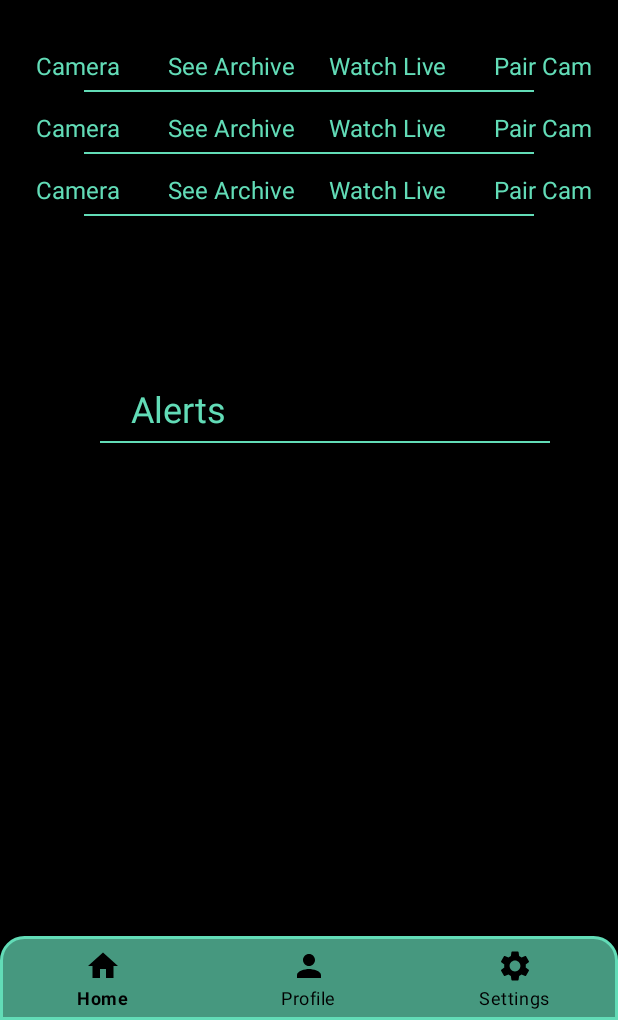
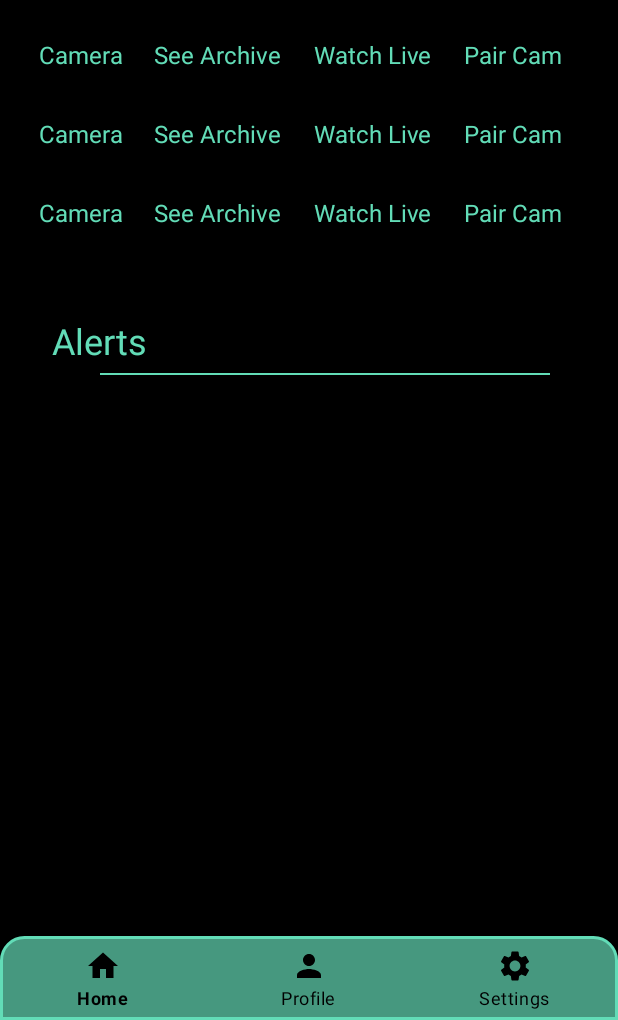
Before and after one commit to baransolmaz/Smart_Security_Systems, an Android app: the HomeActivity screen opened directly, with no data from a screen before it, on a phone screen of 412 x 824 dp, the part 216-1236 px from its top. Run offline under Robolectric (Android 15) with nearby library versions, the phone set to English and light mode, and no system bars.

Commit message:
Save Database

```diff
--- a/app/src/main/java/com/baran/smartsecuritysystems/SignUpActivity.kt
+++ b/app/src/main/java/com/baran/smartsecuritysystems/SignUpActivity.kt
@@ -17,25 +17,28 @@ class SignUpActivity : AppCompatActivity() {
         setContentView(binding.root)
 
         binding.createUserButton.setOnClickListener{
-            val name = binding.signName.text.toString()
-            val surname = binding.signSurname.text.toString()
-            val username = binding.signUsername.text.toString()
-            val pass = binding.signPassword.text.toString()
-            val mail = binding.signMail.text.toString()
-            Toast.makeText(this,"bind ok!"+username,Toast.LENGTH_LONG).show()
-            database=FirebaseDatabase.getInstance().getReference("Users")
-            print("ex")
-            val user=User(name,surname,username,pass,mail)
-            database.child(username).setValue(user).addOnSuccessListener {
+            database=FirebaseDatabase.getInstance("https://smart-security-systems-72f11-default-rtdb.europe-west1.firebasedatabase.app/").reference
+            val user=getValues()
+
+            database.child("Users").child(user.mail.toString()).setValue(user).addOnSuccessListener {
                 binding.signName.text.clear()
                 binding.signSurname.text.clear()
                 binding.signUsername.text.clear()
                 binding.signPassword.text.clear()
                 binding.signMail.text.clear()
-                Toast.makeText(this,"Successfully Saved!",Toast.LENGTH_SHORT).show()
+                Toast.makeText(this,"Successfully Saved!",Toast.LENGTH_LONG).show()
             }.addOnFailureListener{
-                Toast.makeText(this,"Failed!",Toast.LENGTH_SHORT).show()
+                Toast.makeText(this,"Failed!",Toast.LENGTH_LONG).show()
             }
         }
     }
+    private fun getValues(): User {
+        val name = binding.signName.text.toString()
+        val surname = binding.signSurname.text.toString()
+        val username = binding.signUsername.text.toString()
+        val pass = binding.signPassword.text.toString()
+        val mail = binding.signMail.text.toString()
+        //TODO Mail database de var mı diye kontrol et yoksa ekle , varsa tekrar iste*/
+        return User(name,surname,username,pass,mail)
+    }
 }
--- a/app/src/main/java/com/baran/smartsecuritysystems/User.kt
+++ b/app/src/main/java/com/baran/smartsecuritysystems/User.kt
@@ -1,3 +1,5 @@
 package com.baran.smartsecuritysystems
 
-data class User(val firstName : String? = null,val lastName : String? = null,val userName: String? = null,val passWord : String? = null,val mail : String? = null)
+data class User(val firstName : String? = null,val lastName : String? = null,val userName: String? = null,val passWord : String? = null,val mail : String? = null){
+
+}
--- a/app/src/main/res/layout/activity_home.xml
+++ b/app/src/main/res/layout/activity_home.xml
@@ -34,39 +34,6 @@
     </com.google.android.material.bottomnavigation.BottomNavigationView>
 
     <View
-        android:id="@+id/divider_H1"
-        android:layout_width="300dp"
-        android:layout_height="1dp"
-        android:layout_marginTop="60dp"
-        android:background="@color/light_cyan"
-        android:backgroundTint="@color/light_cyan"
-        app:layout_constraintEnd_toEndOf="parent"
-        app:layout_constraintStart_toStartOf="parent"
-        app:layout_constraintTop_toBottomOf="@+id/imageView" />
-
-    <View
-        android:id="@+id/divider_H2"
-        android:layout_width="300dp"
-        android:layout_height="1dp"
-        android:layout_marginTop="40dp"
-        android:background="@color/light_cyan"
-        android:backgroundTint="@color/light_cyan"
-        app:layout_constraintEnd_toEndOf="parent"
-        app:layout_constraintStart_toStartOf="parent"
-        app:layout_constraintTop_toBottomOf="@+id/divider_H1" />
-
-    <View
-        android:id="@+id/divider_H3"
-        android:layout_width="300dp"
-        android:layout_height="1dp"
-        android:layout_marginTop="40dp"
-        android:background="@color/light_cyan"
-        android:backgroundTint="@color/light_cyan"
-        app:layout_constraintEnd_toEndOf="parent"
-        app:layout_constraintStart_toStartOf="parent"
-        app:layout_constraintTop_toBottomOf="@+id/divider_H2" />
-
-    <View
         android:id="@+id/divider_alert"
         android:layout_width="300dp"
         android:layout_height="1dp"
@@ -78,152 +45,274 @@
         app:layout_constraintStart_toStartOf="parent"
         app:layout_constraintTop_toBottomOf="@+id/text_alert" />
 
+    <LinearLayout
+        android:id="@+id/area_allCam"
+        android:layout_width="0dp"
+        android:layout_height="wrap_content"
+        android:layout_marginStart="5dp"
+        android:layout_marginTop="10dp"
+        android:layout_marginEnd="5dp"
+        android:orientation="vertical"
+        app:layout_constraintEnd_toEndOf="parent"
+        app:layout_constraintStart_toStartOf="parent"
+        app:layout_constraintTop_toBottomOf="@+id/imageView">
+
+        <LinearLayout
+            android:id="@+id/area_cam1"
+            android:layout_width="match_parent"
+            android:layout_height="match_parent"
+            android:layout_marginLeft="10dp"
+            android:layout_marginRight="10dp"
+            android:orientation="horizontal">
+
             <TextView
                 android:id="@+id/text_cam1"
                 android:layout_width="wrap_content"
                 android:layout_height="wrap_content"
-        android:layout_marginBottom="5dp"
+                android:layout_marginLeft="10dp"
+                android:layout_marginTop="15dp"
+                android:layout_marginRight="10dp"
+                android:layout_marginBottom="15dp"
                 android:text="@string/str_cam"
                 android:textAlignment="center"
                 android:textColor="@color/light_cyan"
-        android:textSize="16sp"
-        app:layout_constraintBottom_toTopOf="@+id/divider_H1"
-        app:layout_constraintEnd_toStartOf="@+id/divider_left"
-        app:layout_constraintStart_toStartOf="parent" />
+                android:textSize="16sp" />
+
+            <View
+                android:id="@+id/divider6"
+                android:layout_width="1dp"
+                android:layout_height="20dp"
+                android:layout_marginTop="15dp"
+                android:layout_marginBottom="15dp"
+                android:background="?android:attr/listDivider" />
+
+            <TextView
+                android:id="@+id/text_arc1"
+                android:layout_width="wrap_content"
+                android:layout_height="wrap_content"
+                android:layout_marginLeft="10dp"
+                android:layout_marginTop="15dp"
+                android:layout_marginRight="10dp"
+                android:layout_marginBottom="15dp"
+                android:text="@string/str_arch"
+                android:textAlignment="center"
+                android:textColor="@color/light_cyan"
+                android:textSize="16sp" />
+
+            <View
+                android:id="@+id/divider7"
+                android:layout_width="1dp"
+                android:layout_height="20dp"
+                android:layout_marginTop="15dp"
+                android:layout_marginBottom="15dp"
+                android:background="?android:attr/listDivider" />
+
+            <TextView
+                android:id="@+id/text_live1"
+                android:layout_width="wrap_content"
+                android:layout_height="wrap_content"
+                android:layout_marginLeft="10dp"
+                android:layout_marginTop="15dp"
+                android:layout_marginRight="10dp"
+                android:layout_marginBottom="15dp"
+                android:text="@string/str_live"
+                android:textAlignment="center"
+                android:textColor="@color/light_cyan"
+                android:textSize="16sp" />
+
+            <View
+                android:id="@+id/divider8"
+                android:layout_width="1dp"
+                android:layout_height="20dp"
+                android:layout_marginTop="15dp"
+                android:layout_marginBottom="15dp"
+                android:background="?android:attr/listDivider" />
+
+            <TextView
+                android:id="@+id/text_pair1"
+                android:layout_width="wrap_content"
+                android:layout_height="wrap_content"
+                android:layout_marginLeft="10dp"
+                android:layout_marginTop="15dp"
+                android:layout_marginRight="10dp"
+                android:layout_marginBottom="15dp"
+                android:text="@string/str_pair"
+                android:textAlignment="center"
+                android:textColor="@color/light_cyan"
+                android:textSize="16sp" />
+
+        </LinearLayout>
+
+        <LinearLayout
+            android:id="@+id/area_cam2"
+            android:layout_width="match_parent"
+            android:layout_height="match_parent"
+            android:layout_marginLeft="10dp"
+            android:layout_marginRight="10dp"
+            android:orientation="horizontal">
 
             <TextView
                 android:id="@+id/text_cam2"
                 android:layout_width="wrap_content"
                 android:layout_height="wrap_content"
-        android:layout_marginBottom="5dp"
+                android:layout_marginLeft="10dp"
+                android:layout_marginTop="15dp"
+                android:layout_marginRight="10dp"
+                android:layout_marginBottom="15dp"
                 android:text="@string/str_cam"
                 android:textAlignment="center"
                 android:textColor="@color/light_cyan"
-        android:textSize="16sp"
-        app:layout_constraintBottom_toTopOf="@+id/divider_H2"
-        app:layout_constraintEnd_toStartOf="@+id/divider_left"
-        app:layout_constraintStart_toStartOf="parent" />
+                android:textSize="16sp" />
+
+            <View
+                android:id="@+id/divider9"
+                android:layout_width="1dp"
+                android:layout_height="20dp"
+                android:layout_marginTop="15dp"
+                android:layout_marginBottom="15dp"
+                android:background="?android:attr/listDivider" />
+
+            <TextView
+                android:id="@+id/text_arc2"
+                android:layout_width="wrap_content"
+                android:layout_height="wrap_content"
+                android:layout_marginLeft="10dp"
+                android:layout_marginTop="15dp"
+                android:layout_marginRight="10dp"
+                android:layout_marginBottom="15dp"
+                android:text="@string/str_arch"
+                android:textAlignment="center"
+                android:textColor="@color/light_cyan"
+                android:textSize="16sp" />
+
+            <View
+                android:id="@+id/divider10"
+                android:layout_width="1dp"
+                android:layout_height="20dp"
+                android:layout_marginTop="15dp"
+                android:layout_marginBottom="15dp"
+                android:background="?android:attr/listDivider" />
+
+            <TextView
+                android:id="@+id/text_live2"
+                android:layout_width="wrap_content"
+                android:layout_height="wrap_content"
+                android:layout_marginLeft="10dp"
+                android:layout_marginTop="15dp"
+                android:layout_marginRight="10dp"
+                android:layout_marginBottom="15dp"
+                android:text="@string/str_live"
+                android:textAlignment="center"
+                android:textColor="@color/light_cyan"
+                android:textSize="16sp" />
+
+            <View
+                android:id="@+id/divider11"
+                android:layout_width="1dp"
+                android:layout_height="20dp"
+                android:layout_marginTop="15dp"
+                android:layout_marginBottom="15dp"
+                android:background="?android:attr/listDivider" />
+
+            <TextView
+                android:id="@+id/text_pair2"
+                android:layout_width="wrap_content"
+                android:layout_height="wrap_content"
+                android:layout_marginLeft="10dp"
+                android:layout_marginTop="15dp"
+                android:layout_marginRight="10dp"
+                android:layout_marginBottom="15dp"
+                android:text="@string/str_pair"
+                android:textAlignment="center"
+                android:textColor="@color/light_cyan"
+                android:textSize="16sp" />
+        </LinearLayout>
+
+        <LinearLayout
+            android:id="@+id/area_cam3"
+            android:layout_width="match_parent"
+            android:layout_height="match_parent"
+            android:layout_marginLeft="10dp"
+            android:layout_marginRight="10dp"
+            android:orientation="horizontal">
 
             <TextView
                 android:id="@+id/text_cam3"
                 android:layout_width="wrap_content"
                 android:layout_height="wrap_content"
-        android:layout_marginBottom="5dp"
+                android:layout_marginLeft="10dp"
+                android:layout_marginTop="15dp"
+                android:layout_marginRight="10dp"
+                android:layout_marginBottom="15dp"
                 android:text="@string/str_cam"
                 android:textAlignment="center"
                 android:textColor="@color/light_cyan"
-        android:textSize="16sp"
-        app:layout_constraintBottom_toTopOf="@+id/divider_H3"
-        app:layout_constraintEnd_toStartOf="@+id/divider_left"
-        app:layout_constraintStart_toStartOf="parent" />
+                android:textSize="16sp" />
+
+            <View
+                android:id="@+id/divider12"
+                android:layout_width="1dp"
+                android:layout_height="20dp"
+                android:layout_marginTop="15dp"
+                android:layout_marginBottom="15dp"
+                android:background="?android:attr/listDivider" />
 
             <TextView
-        android:id="@+id/text_live1"
+                android:id="@+id/text_arc3"
                 android:layout_width="wrap_content"
                 android:layout_height="wrap_content"
-        android:text="@string/str_live"
+                android:layout_marginLeft="10dp"
+                android:layout_marginTop="15dp"
+                android:layout_marginRight="10dp"
+                android:layout_marginBottom="15dp"
+                android:text="@string/str_arch"
                 android:textAlignment="center"
                 android:textColor="@color/light_cyan"
-        android:textSize="16sp"
-        app:layout_constraintBottom_toBottomOf="@+id/text_arc1"
-        app:layout_constraintEnd_toStartOf="@+id/divider_right"
-        app:layout_constraintStart_toEndOf="@+id/divider_middle" />
+                android:textSize="16sp" />
 
-    <TextView
-        android:id="@+id/text_live2"
-        android:layout_width="wrap_content"
-        android:layout_height="wrap_content"
-        android:text="@string/str_live"
-        android:textAlignment="center"
-        android:textColor="@color/light_cyan"
-        android:textSize="16sp"
-        app:layout_constraintBottom_toBottomOf="@+id/text_arc2"
-        app:layout_constraintEnd_toStartOf="@+id/divider_right"
-        app:layout_constraintStart_toEndOf="@+id/divider_middle" />
+            <View
+                android:id="@+id/divider13"
+                android:layout_width="1dp"
+                android:layout_height="20dp"
+                android:layout_marginTop="15dp"
+                android:layout_marginBottom="15dp"
+                android:background="?android:attr/listDivider" />
 
             <TextView
                 android:id="@+id/text_live3"
                 android:layout_width="wrap_content"
                 android:layout_height="wrap_content"
+                android:layout_marginLeft="10dp"
+                android:layout_marginTop="15dp"
+                android:layout_marginRight="10dp"
+                android:layout_marginBottom="15dp"
                 android:text="@string/str_live"
                 android:textAlignment="center"
                 android:textColor="@color/light_cyan"
-        android:textSize="16sp"
-        app:layout_constraintBottom_toBottomOf="@+id/text_arc3"
-        app:layout_constraintEnd_toStartOf="@+id/divider_right"
-        app:layout_constraintStart_toEndOf="@+id/divider_middle" />
+                android:textSize="16sp" />
 
-    <TextView
-        android:id="@+id/text_arc1"
-        android:layout_width="wrap_content"
-        android:layout_height="wrap_content"
-        android:text="@string/str_arch"
-        android:textAlignment="center"
-        android:textColor="@color/light_cyan"
-        android:textSize="16sp"
-        app:layout_constraintBottom_toBottomOf="@+id/text_cam1"
-        app:layout_constraintEnd_toStartOf="@+id/divider_middle"
-        app:layout_constraintStart_toEndOf="@+id/divider_left" />
-
-    <TextView
-        android:id="@+id/text_arc2"
-        android:layout_width="wrap_content"
-        android:layout_height="wrap_content"
-        android:text="@string/str_arch"
-        android:textAlignment="center"
-        android:textColor="@color/light_cyan"
-        android:textSize="16sp"
-        app:layout_constraintBottom_toBottomOf="@+id/text_cam2"
-        app:layout_constraintEnd_toStartOf="@+id/divider_middle"
-        app:layout_constraintStart_toEndOf="@+id/divider_left" />
-
-    <TextView
-        android:id="@+id/text_arc3"
-        android:layout_width="wrap_content"
-        android:layout_height="wrap_content"
-        android:text="@string/str_arch"
-        android:textAlignment="center"
-        android:textColor="@color/light_cyan"
-        android:textSize="16sp"
-        app:layout_constraintBottom_toBottomOf="@+id/text_cam3"
-        app:layout_constraintEnd_toStartOf="@+id/divider_middle"
-        app:layout_constraintStart_toEndOf="@+id/divider_left" />
+            <View
+                android:id="@+id/divider14"
+                android:layout_width="1dp"
+                android:layout_height="20dp"
+                android:layout_marginTop="15dp"
+                android:layout_marginBottom="15dp"
+                android:background="?android:attr/listDivider" />
 
             <TextView
                 android:id="@+id/text_pair3"
                 android:layout_width="wrap_content"
                 android:layout_height="wrap_content"
+                android:layout_marginLeft="10dp"
+                android:layout_marginTop="15dp"
+                android:layout_marginRight="10dp"
+                android:layout_marginBottom="15dp"
                 android:text="@string/str_pair"
                 android:textAlignment="center"
                 android:textColor="@color/light_cyan"
-        android:textSize="16sp"
-        app:layout_constraintBottom_toBottomOf="@+id/text_live3"
-        app:layout_constraintEnd_toEndOf="parent"
-        app:layout_constraintStart_toEndOf="@+id/divider_right" />
-
-    <TextView
-        android:id="@+id/text_pair2"
-        android:layout_width="wrap_content"
-        android:layout_height="wrap_content"
-        android:text="@string/str_pair"
-        android:textAlignment="center"
-        android:textColor="@color/light_cyan"
-        android:textSize="16sp"
-        app:layout_constraintBottom_toBottomOf="@+id/text_live2"
-        app:layout_constraintEnd_toEndOf="parent"
-        app:layout_constraintStart_toEndOf="@+id/divider_right" />
-
-    <TextView
-        android:id="@+id/text_pair1"
-        android:layout_width="wrap_content"
-        android:layout_height="wrap_content"
-        android:text="@string/str_pair"
-        android:textAlignment="center"
-        android:textColor="@color/light_cyan"
-        android:textSize="16sp"
-        app:layout_constraintBottom_toBottomOf="@+id/text_live1"
-        app:layout_constraintEnd_toEndOf="parent"
-        app:layout_constraintStart_toEndOf="@+id/divider_right" />
+                android:textSize="16sp" />
+        </LinearLayout>
+    </LinearLayout>
 
     <TextView
         android:id="@+id/text_alert"
@@ -235,10 +324,10 @@
         android:textSize="24sp"
         app:layout_constraintBottom_toTopOf="@+id/bottom_nav_bar"
         app:layout_constraintEnd_toEndOf="parent"
-        app:layout_constraintHorizontal_bias="0.25"
+        app:layout_constraintHorizontal_bias="0.1"
         app:layout_constraintStart_toStartOf="parent"
-        app:layout_constraintTop_toBottomOf="@+id/divider_H3"
-        app:layout_constraintVertical_bias="0.25" />
+        app:layout_constraintTop_toBottomOf="@+id/area_allCam"
+        app:layout_constraintVertical_bias="0.1" />
 
     <View
         android:id="@+id/divider_middle"
@@ -268,4 +357,22 @@
         app:layout_constraintEnd_toEndOf="parent"
         app:layout_constraintStart_toEndOf="@+id/divider_middle" />
 
+    <ScrollView
+        android:layout_width="0dp"
+        android:layout_height="0dp"
+        android:layout_marginStart="10dp"
+        android:layout_marginTop="10dp"
+        android:layout_marginEnd="10dp"
+        android:layout_marginBottom="10dp"
+        app:layout_constraintBottom_toTopOf="@+id/bottom_nav_bar"
+        app:layout_constraintEnd_toEndOf="parent"
+        app:layout_constraintStart_toStartOf="parent"
+        app:layout_constraintTop_toBottomOf="@+id/divider_alert">
+
+        <LinearLayout
+            android:layout_width="match_parent"
+            android:layout_height="wrap_content"
+            android:orientation="vertical" />
+    </ScrollView>
+
 </androidx.constraintlayout.widget.ConstraintLayout>
```
Also changed, not shown: app/src/main/AndroidManifest.xml (+14 -0 lines). Lines whose indentation alone changed are shown as unchanged.
